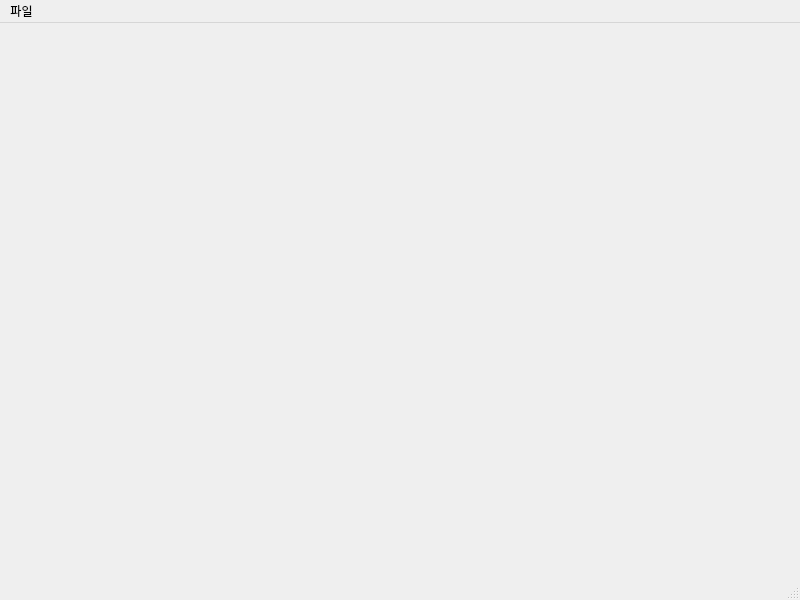
This is codeMarbleMaker/view/main.ui in codeMarble/codeMarble_Maker as Qt 5 draws it before an edit. The edited form follows.
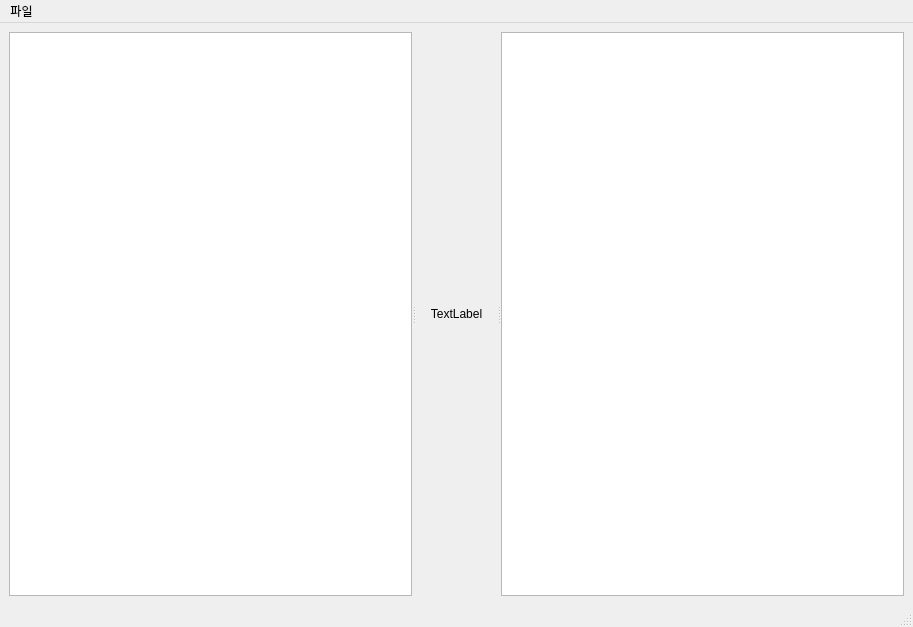
This is the edited form.

```diff
--- a/codeMarbleMaker/view/main.ui
+++ b/codeMarbleMaker/view/main.ui
@@ -6,20 +6,40 @@
    <rect>
     <x>0</x>
     <y>0</y>
-    <width>800</width>
-    <height>600</height>
+    <width>913</width>
+    <height>627</height>
    </rect>
   </property>
   <property name="windowTitle">
    <string>MainWindow</string>
   </property>
-  <widget class="QWidget" name="centralwidget"/>
+  <widget class="QWidget" name="centralwidget">
+   <layout class="QGridLayout" name="gridLayout">
+    <item row="0" column="0">
+     <widget class="QSplitter" name="mainSplitter">
+      <property name="orientation">
+       <enum>Qt::Horizontal</enum>
+      </property>
+      <widget class="QListWidget" name="settingLst"/>
+      <widget class="QLabel" name="board">
+       <property name="text">
+        <string>TextLabel</string>
+       </property>
+       <property name="alignment">
+        <set>Qt::AlignCenter</set>
+       </property>
+      </widget>
+      <widget class="QListWidget" name="dtlSettingLst"/>
+     </widget>
+    </item>
+   </layout>
+  </widget>
   <widget class="QMenuBar" name="menubar">
    <property name="geometry">
     <rect>
      <x>0</x>
      <y>0</y>
-     <width>800</width>
+     <width>913</width>
      <height>21</height>
     </rect>
    </property>
```
